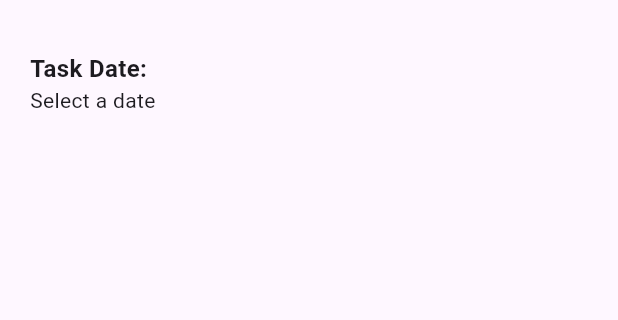
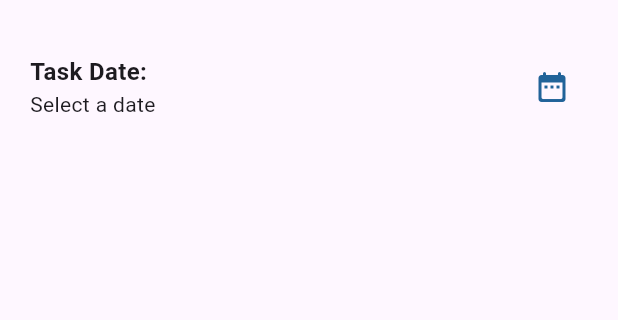
Before and after one commit to iamanggi/TodoApp_0123, a Flutter app: the screen it shows after launch, on a phone screen of 412 x 824 dp, the part 63-383 px from its top. Run offline on Flutter 3.47's test engine with Material 3 defaults, Android fonts, the phone set to English and light mode, and no system bars.

Commit message:
menambahkan icon button

```diff
--- a/lib/todo_app.dart
+++ b/lib/todo_app.dart
@@ -18,6 +18,7 @@ class _TodoAppState extends State<TodoApp> {
           child: Column(
             children: [
               Row(
+                mainAxisAlignment: MainAxisAlignment.spaceBetween,
                 children: [
                   Column(
                     crossAxisAlignment: CrossAxisAlignment.start,
@@ -32,6 +33,13 @@ class _TodoAppState extends State<TodoApp> {
                       Text('Select a date'),
                     ],
                   ),
+                  IconButton(
+                    onPressed: () {},
+                    icon: Icon(
+                      Icons.date_range_rounded,
+                      color: const Color.fromARGB(255, 33, 99, 153),
+                    ),
+                  ),
                 ],
               ),
             ],
```
